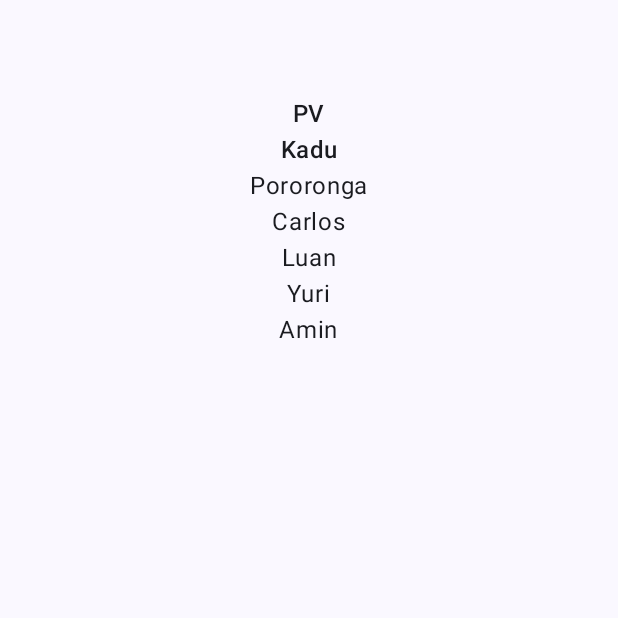
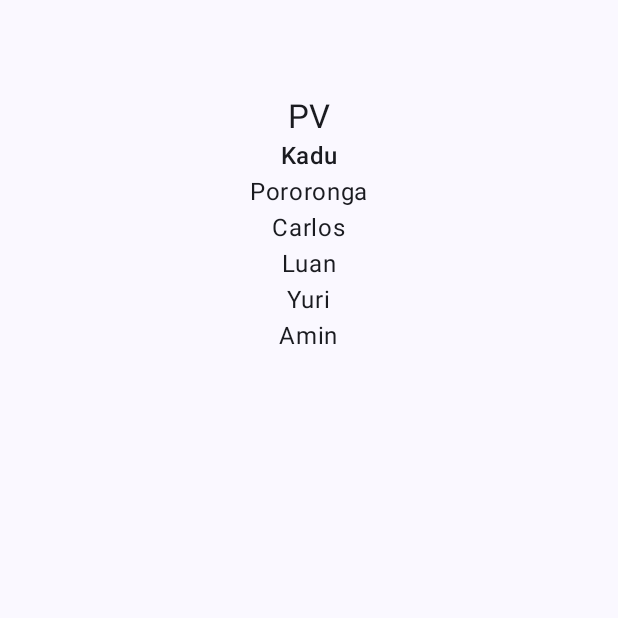
Before and after one commit to KaduCmK/Colabs, an Android app built with Jetpack Compose: the screen it shows after launch (MainActivity), on a phone screen of 412 x 824 dp, the top half of it. Run offline under Robolectric (Android 15) with nearby library versions, the phone set to English and light mode, and no system bars.

Commit message:
mudei melhor tipografia do nome

```diff
--- a/app/src/main/java/com/example/colabs/MainActivity.kt
+++ b/app/src/main/java/com/example/colabs/MainActivity.kt
@@ -42,7 +42,7 @@ fun Greeting(name: String, modifier: Modifier = Modifier) {
             .padding(top = 64.dp),
         horizontalAlignment = Alignment.CenterHorizontally
     ){
-        Text(text = "PV", style = MaterialTheme.typography.titleMedium)
+        Text(text = "PV", style = MaterialTheme.typography.titleLarge)
         Text(text = "Kadu", style = MaterialTheme.typography.titleMedium)
         Text(text = "Pororonga")
         Text(text = "Carlos")
```
